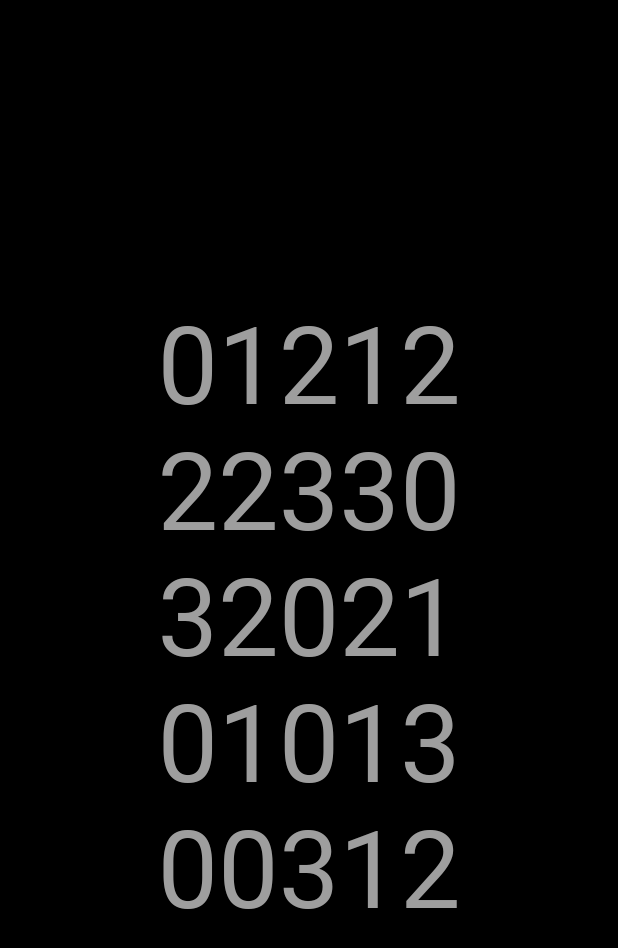
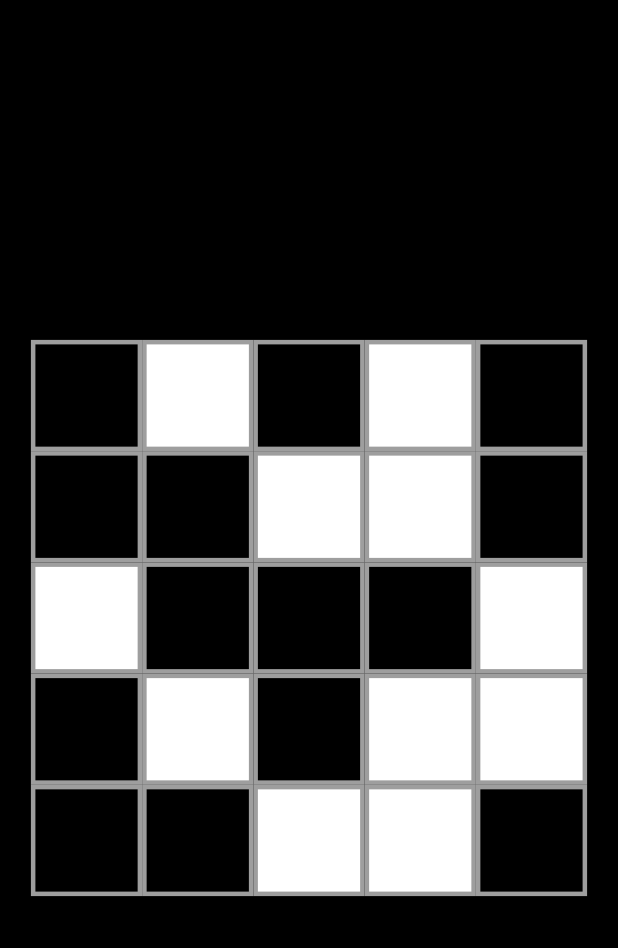
Before and after one commit to Omustardo/lights_out, a Flutter app: the screen it shows after launch, on a phone screen of 412 x 824 dp. Shown: the top 948 px of the screen. Run offline on Flutter 3.47's test engine with Material 2 defaults, Android fonts, the phone set to English and light mode, and no system bars.

Commit message:
Adjust dimensions to fill the screen

```diff
--- a/lib/main.dart
+++ b/lib/main.dart
@@ -26,7 +26,7 @@ class LightsOutGame extends StatefulWidget {
 class _LightsOutGame extends State<LightsOutGame> {
   // Number of possible states for each cell. For the standard lights out game,
   // it is 2 (on/off). Changing states is `(currentState + 1) % numValues`.
-  final int numValues = 4;
+  final int numValues = 2;
   final int gridSize = 5;
   late List<List<int>> gridValues;
 
@@ -67,6 +67,10 @@ class _LightsOutGame extends State<LightsOutGame> {
   }
 
   Container buildCell(int value, int rowIndex, int colIndex) {
+    double minDimension = min(
+        MediaQuery.of(context).size.height, MediaQuery.of(context).size.width);
+    double cellDimensions = minDimension / gridSize * 0.9;
+
     Widget content = Text(
       "$value",
       style: TextStyle(
@@ -81,8 +85,8 @@ class _LightsOutGame extends State<LightsOutGame> {
               shape: BoxShape.rectangle,
               border: Border.all(color: Colors.grey, width: 3),
               borderRadius: BorderRadius.all(Radius.zero)),
-          width: 100,
-          height: 100,
+          width: cellDimensions,
+          height: cellDimensions,
           child: AspectRatio(
             aspectRatio: 1,
             child: Text(
```
Also changed, not shown: 2 other files.
